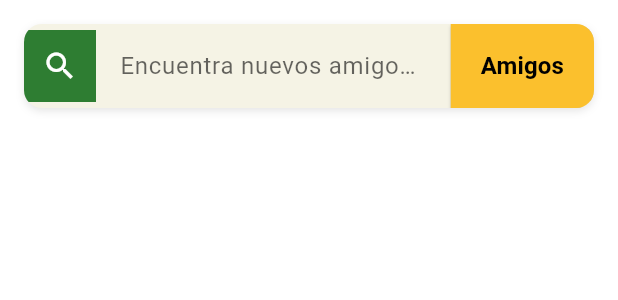
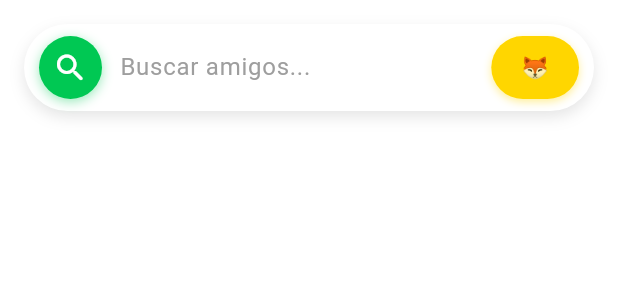
Before and after one commit to ATL1GOD/KitsuCode, a Flutter app: the SearchField widget shown alone on an empty page, opened directly, on a phone screen of 412 x 824 dp. Shown: the top 300 px of the screen. Run offline on Flutter 3.47's test engine with Material 3 defaults, Android fonts, the phone set to English and light mode, and no system bars; drawn by our look-alikes of overlay_support; our stand-ins replace animate_do, audioplayers, awesome_snackbar_content, cached_network_image, confetti, connectivity_plus and 14 more; missing offline and left inert: particles_fly; accounts and stored records are empty; network calls fail; project files that could hold a hidden picture were left out.

Commit message:
feat(search): rediseñar barra de búsqueda con animaciones y nuevos estilos

```diff
--- a/lib/features/amigos/view/search_view.dart
+++ b/lib/features/amigos/view/search_view.dart
@@ -7,28 +7,23 @@ import 'package:kitsucode/features/profile/provider/profile_provider.dart';
 import 'package:kitsucode/features/profile/utils/avatar_helpers.dart';
 import 'package:kitsucode/features/amigos/model/search_model.dart';
 import 'package:flutter_svg/flutter_svg.dart';
-// ✅ OptimizedImage para cargar el avatar (asset o remoto)
 import 'package:kitsucode/shared/optimized_image/optimizador_imagenes.dart';
-// AÑADE LA IMPORTACIÓN DEL MODELO DE AVATAR 👇
 import 'package:kitsucode/features/profile/model/avatar_model.dart';
 
-// Provider para el término de búsqueda (lo que el usuario escribe)
+// Provider para el término de búsqueda
 final userSearchQueryProvider = StateProvider<String>((ref) => '');
 
-// Provider que "ejecuta" la búsqueda
+// Provider que ejecuta la búsqueda
 final userSearchResultsProvider = FutureProvider<List<UserSearchPreviewModel>>((
   ref,
 ) async {
   final query = ref.watch(userSearchQueryProvider);
-
-  if (query.trim().isEmpty) {
-    return [];
-  }
-
+  if (query.trim().isEmpty) return [];
   final repository = ref.watch(profileRepositoryProvider);
   return repository.searchUsers(query);
 });
 
+// --- 🔥 BARRA DE BÚSQUEDA REDISEÑADA (ESTILO JUGUETÓN) 🔥 ---
 class SearchField extends ConsumerStatefulWidget {
   const SearchField({super.key});
 
@@ -38,6 +33,8 @@ class SearchField extends ConsumerStatefulWidget {
 
 class _SearchFieldState extends ConsumerState<SearchField> {
   late final TextEditingController _controller;
+  final FocusNode _focusNode = FocusNode();
+  bool _isFocused = false;
 
   @override
   void initState() {
@@ -45,11 +42,18 @@ class _SearchFieldState extends ConsumerState<SearchField> {
     _controller = TextEditingController(
       text: ref.read(userSearchQueryProvider),
     );
+    // Escuchar cambios de foco para animar
+    _focusNode.addListener(() {
+      setState(() {
+        _isFocused = _focusNode.hasFocus;
+      });
+    });
   }
 
   @override
   void dispose() {
     _controller.dispose();
+    _focusNode.dispose();
     super.dispose();
   }
 
@@ -61,80 +65,84 @@ class _SearchFieldState extends ConsumerState<SearchField> {
       }
     });
 
-    final colors = Theme.of(context).colorScheme;
-    // Colores inspirados en tu imagen
-    final Color colorVerdeOscuro =
-        Colors.green.shade800; // O el color que prefieras
-    final Color colorCrema = const Color(0xFFF5F3E5);
-    final Color colorAmarillo = Colors.yellow.shade700;
+    final isDark = Theme.of(context).brightness == Brightness.dark;
+
+    // Paleta de colores "Playful"
+    final Color colorFondo = isDark ? const Color(0xFF2C2C2C) : Colors.white;
+    final Color colorBordeActivo = const Color(0xFF6C63FF); // Morado vibrante
+    final Color colorBordeInactivo = Colors.transparent;
+    final Color colorIconoBg = const Color(0xFF00C853); // Verde brillante
+    final Color colorBoton = const Color(0xFFFFD600); // Amarillo "Pop"
 
     return Padding(
       padding: const EdgeInsets.fromLTRB(16, 16, 16, 8),
-      // 1. Contenedor principal (fondo crema, bordes redondeados)
-      child: Container(
+      child: AnimatedContainer(
+        duration: const Duration(milliseconds: 300),
+        curve: Curves.easeOutBack, // Rebote sutil
         decoration: BoxDecoration(
-          color: colorCrema,
-          borderRadius: BorderRadius.circular(12),
+          color: colorFondo,
+          borderRadius: BorderRadius.circular(50), // Forma de cápsula total
+          border: Border.all(
+            color: _isFocused ? colorBordeActivo : colorBordeInactivo,
+            width: 2,
+          ),
           boxShadow: [
             BoxShadow(
-              color: Colors.black.withAlpha(26),
-              blurRadius: 4,
-              offset: Offset(0, 2),
+              color: _isFocused
+                  ? colorBordeActivo.withOpacity(0.3)
+                  : Colors.black.withOpacity(0.1),
+              blurRadius: _isFocused ? 12 : 8,
+              offset: const Offset(0, 4),
             ),
           ],
         ),
-        // 2. Usamos ClipRRect para forzar a los hijos a tener bordes redondeados
-        child: ClipRRect(
-          borderRadius: BorderRadius.circular(12),
+        child: Padding(
+          padding: const EdgeInsets.symmetric(horizontal: 8.0, vertical: 6.0),
           child: Row(
-            crossAxisAlignment: CrossAxisAlignment.center,
             children: [
-              // 3. Parte 1: El contenedor del icono
-              // (La versión con ángulo es muy compleja, usamos un rectángulo)
+              // 1. Icono "Burbuja"
               Container(
-                color: colorVerdeOscuro,
-                padding: const EdgeInsets.all(12.0),
-                child: Icon(Icons.search, color: Colors.white),
+                width: 42,
+                height: 42,
+                decoration: BoxDecoration(
+                  color: colorIconoBg,
+                  shape: BoxShape.circle,
+                  boxShadow: [
+                    BoxShadow(
+                      color: colorIconoBg.withOpacity(0.4),
+                      blurRadius: 6,
+                      offset: const Offset(0, 2),
+                    ),
+                  ],
+                ),
+                child: const Icon(
+                  Icons.search_rounded,
+                  color: Colors.white,
+                  size: 24,
+                ),
               ),
 
-              // 4. Parte 2: El campo de texto (expandido)
+              const SizedBox(width: 12),
+
+              // 2. Campo de Texto
               Expanded(
                 child: TextField(
                   controller: _controller,
+                  focusNode: _focusNode,
+                  style: TextStyle(
+                    fontSize: 16,
+                    color: isDark ? Colors.white : Colors.black87,
+                    fontWeight: FontWeight.w500,
+                  ),
                   decoration: InputDecoration(
-                    hintText: 'Encuentra nuevos amigos...',
+                    hintText: 'Buscar amigos...',
                     hintStyle: TextStyle(
-                      color: Theme.of(context).brightness == Brightness.dark
-                          ? colors.surface.withOpacity(
-                              0.9,
-                            ) // Color más visible en tema oscuro
-                          : colors.onSurface.withOpacity(
-                              0.6,
-                            ), // Color en tema claro
+                      color: isDark ? Colors.white54 : Colors.grey.shade500,
+                      fontWeight: FontWeight.normal,
                     ),
-                    // Aquí tu lógica de 'X' funciona perfectamente
-                    suffixIcon: _controller.text.isNotEmpty
-                        ? IconButton(
-                            icon: Icon(Icons.close, color: Colors.grey[600]),
-                            onPressed: () {
-                              _controller.clear();
-                              ref.read(userSearchQueryProvider.notifier).state =
-                                  '';
-                            },
-                          )
-                        : null,
-
-                    // Quitamos todos los bordes y el fondo
-                    filled: false,
-                    border: InputBorder.none, //
-                    focusedBorder: InputBorder.none,
-                    enabledBorder: InputBorder.none,
-
-                    // Ajustamos el padding interno
-                    contentPadding: const EdgeInsets.symmetric(
-                      vertical: 16.0,
-                      horizontal: 16.0,
-                    ),
+                    isDense: true,
+                    border: InputBorder.none,
+                    contentPadding: EdgeInsets.zero,
                   ),
                   onChanged: (query) {
                     ref.read(userSearchQueryProvider.notifier).state = query;
@@ -143,25 +151,53 @@ class _SearchFieldState extends ConsumerState<SearchField> {
                 ),
               ),
 
-              // 5. Parte 3: El botón de "Search"
-              SizedBox(
-                height: 56, // Ajusta a la altura del TextField
-                child: ElevatedButton(
-                  onPressed: () {
-                    // Opcional: puedes forzar la búsqueda aquí si lo deseas
-                    // o simplemente dejar que sea decorativo.
+              // 3. Botón de Limpiar (si hay texto)
+              if (_controller.text.isNotEmpty)
+                GestureDetector(
+                  onTap: () {
+                    _controller.clear();
+                    ref.read(userSearchQueryProvider.notifier).state = '';
                   },
-                  style: ElevatedButton.styleFrom(
-                    backgroundColor: colorAmarillo,
-                    foregroundColor: Colors.black,
-                    padding: const EdgeInsets.symmetric(horizontal: 20),
-                    shape: const RoundedRectangleBorder(
-                      borderRadius: BorderRadius.zero, // Sin bordes
+                  child: Container(
+                    margin: const EdgeInsets.only(right: 8),
+                    padding: const EdgeInsets.all(4),
+                    decoration: BoxDecoration(
+                      color: Colors.grey.withOpacity(0.2),
+                      shape: BoxShape.circle,
+                    ),
+                    child: const Icon(
+                      Icons.close_rounded,
+                      size: 16,
+                      color: Colors.grey,
                     ),
                   ),
-                  child: const Text(
-                    'Amigos',
-                    style: TextStyle(fontWeight: FontWeight.bold, fontSize: 16),
+                ),
+
+              // 4. Botón "Action" Juguetón
+              Container(
+                height: 42,
+                padding: const EdgeInsets.symmetric(horizontal: 20),
+                decoration: BoxDecoration(
+                  color: colorBoton,
+                  borderRadius: BorderRadius.circular(30),
+                  boxShadow: [
+                    BoxShadow(
+                      color: colorBoton.withOpacity(0.4),
+                      blurRadius: 4,
+                      offset: const Offset(0, 2),
+                    ),
+                  ],
+                ),
+                child: Center(
+                  child: Text(
+                    '🦊',
+                    style: TextStyle(
+                      color: Colors.black.withOpacity(0.8),
+                      fontWeight:
+                          FontWeight.w900, // Extra negrita para estilo cartoon
+                      fontSize: 14,
+                      letterSpacing: 1.0,
+                    ),
                   ),
                 ),
               ),
@@ -173,18 +209,16 @@ class _SearchFieldState extends ConsumerState<SearchField> {
   }
 }
 
-// CAMBIO AQUÍ: StatelessWidget -> ConsumerWidget 👇
+// ... (El resto del código: UserSearchCard y EmptyState se mantienen igual) ...
+
 class UserSearchCard extends ConsumerWidget {
-  // ¡Actualizado para usar el modelo ligero!
   final UserSearchPreviewModel user;
   const UserSearchCard({super.key, required this.user});
 
   @override
-  // CAMBIO AQUÍ: Añadir WidgetRef ref 👇
   Widget build(BuildContext context, WidgetRef ref) {
     final colors = Theme.of(context).colorScheme;
 
-    // AÑADIDO AQUÍ: Observamos el provider de avatares 👇
     final List<AvatarModel>? avatarsList = ref
         .watch(currentUserAvatarsProvider)
         .value
@@ -192,18 +226,20 @@ class UserSearchCard extends ConsumerWidget {
 
     return Card(
       elevation: 5,
-      shadowColor: Colors.black.withAlpha(77), // (era withAlpha(77))
-      shape: RoundedRectangleBorder(borderRadius: BorderRadius.circular(16)),
-      clipBehavior: Clip.antiAlias, // Para que la imagen no se salga
+      shadowColor: Colors.black.withOpacity(0.3),
+      shape: RoundedRectangleBorder(
+        borderRadius: BorderRadius.circular(20),
+      ), // Más redondeado
+      clipBehavior: Clip.antiAlias,
       child: InkWell(
         onTap: () {
           showDialog(
             context: context,
-            barrierColor: Colors.black.withAlpha(128),
+            barrierColor: Colors.black.withOpacity(0.5),
             builder: (context) => UserProfileModal(
               userId: user.userId,
               rank: user.rank,
-              rankLanguageIds: user.rankLanguageIds, // <-- ¡AÑADIDO!
+              rankLanguageIds: user.rankLanguageIds,
             ),
           );
         },
@@ -214,37 +250,42 @@ class UserSearchCard extends ConsumerWidget {
               'assets/images/mensual/fondo.svg',
               fit: BoxFit.cover,
             ),
-
             Container(
-              decoration: BoxDecoration(
-                color: Colors.black.withAlpha(102),
-              ), // (era withOpacity(0.40))
+              decoration: BoxDecoration(color: Colors.black.withOpacity(0.4)),
             ),
-
             Padding(
               padding: const EdgeInsets.all(12.0),
               child: Column(
                 mainAxisAlignment: MainAxisAlignment.center,
                 children: [
-                  // ✅ Avatar con OptimizedImage (soporta asset o remoto)
-                  CircleAvatar(
-                    radius: 40,
+                  // Avatar con borde divertido
+                  Container(
+                    padding: const EdgeInsets.all(3),
+                    decoration: BoxDecoration(
+                      shape: BoxShape.circle,
+                      border: Border.all(color: Colors.white, width: 2),
+                      boxShadow: [
+                        BoxShadow(color: Colors.black26, blurRadius: 8),
+                      ],
+                    ),
+                    child: CircleAvatar(
+                      radius: 36,
                       backgroundColor: colors.surfaceContainer,
                       child: ClipOval(
                         child: OptimizedImage(
-                        // CAMBIO AQUÍ: Pasar la lista de avatares 👇
                           imagePath: getAvatarAssetPathById(
                             user.idAvatarSeleccionado,
                             avatarsList,
                           ),
-                        width: 80, // 🔴 requerido por OptimizedImage
-                        height: 80, // 🔴 requerido por OptimizedImage
+                          width: 72,
+                          height: 72,
                           fit: BoxFit.cover,
                           enableCache: true,
                         ),
                       ),
                     ),
-                  const SizedBox(height: 16),
+                  ),
+                  const SizedBox(height: 12),
 
                   Text(
                     user.nombrePerfil,
@@ -253,12 +294,11 @@ class UserSearchCard extends ConsumerWidget {
                     overflow: TextOverflow.ellipsis,
                     style: const TextStyle(
                       color: Colors.white,
-                      fontSize: 18,
+                      fontSize: 16, // Un poco más pequeño pero más limpio
                       fontWeight: FontWeight.bold,
-                      shadows: [Shadow(blurRadius: 2, color: Colors.black)],
+                      shadows: [Shadow(blurRadius: 4, color: Colors.black45)],
                     ),
                   ),
-                  const SizedBox(height: 4),
 
                   Text(
                     '@${user.nombreUsuario}',
@@ -266,13 +306,11 @@ class UserSearchCard extends ConsumerWidget {
                     maxLines: 1,
                     overflow: TextOverflow.ellipsis,
                     style: TextStyle(
-                      // --- ADVERTENCIA CORREGIDA ---
-                      color: Colors.white.withAlpha(
-                        204,
-                      ), // (era withAlpha(204))
-                      fontSize: 14,
+                      color: Colors.white.withOpacity(0.9),
+                      fontSize: 12,
+                      fontWeight: FontWeight.w500,
                       shadows: const [
-                        Shadow(blurRadius: 2, color: Colors.black),
+                        Shadow(blurRadius: 2, color: Colors.black45),
                       ],
                     ),
                   ),
@@ -288,7 +326,7 @@ class UserSearchCard extends ConsumerWidget {
 
 class EmptyState extends StatelessWidget {
   final Widget iconWidget;
-  final String? message; //
+  final String? message;
   const EmptyState({super.key, required this.iconWidget, this.message});
 
   @override
@@ -304,7 +342,11 @@ class EmptyState extends StatelessWidget {
           child: Text(
             message ?? '',
             textAlign: TextAlign.center,
-            style: TextStyle(fontSize: 16, color: Colors.grey.shade600),
+            style: TextStyle(
+              fontSize: 16,
+              color: Colors.grey.shade600,
+              fontWeight: FontWeight.w500,
+            ),
           ),
         ),
         const SizedBox(height: 16),
```
Lines whose indentation alone changed are shown as unchanged.
